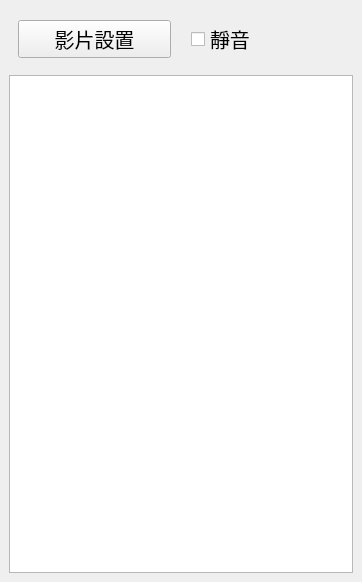
roger0816/BoardT, file src/ActiveManager/cEdit/EditVideo.ui: the form before one commit.
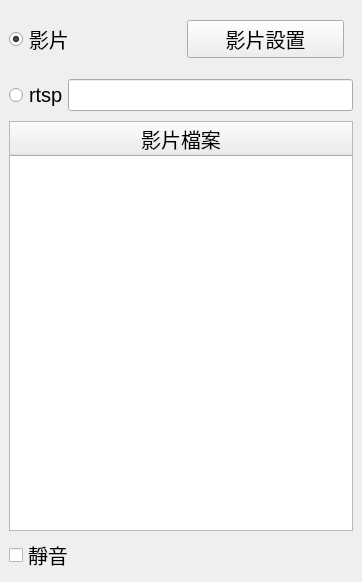
The form after the commit.

Diff of the .ui file:
```diff
--- a/src/ActiveManager/cEdit/EditVideo.ui
+++ b/src/ActiveManager/cEdit/EditVideo.ui
@@ -47,6 +47,19 @@
          <property name="spacing">
           <number>20</number>
          </property>
+         <property name="leftMargin">
+          <number>0</number>
+         </property>
+         <item>
+          <widget class="QRadioButton" name="rbVideo">
+           <property name="text">
+            <string>影片</string>
+           </property>
+           <property name="checked">
+            <bool>true</bool>
+           </property>
+          </widget>
+         </item>
          <item>
           <widget class="QPushButton" name="btnSetting">
            <property name="text">
@@ -54,18 +67,73 @@
            </property>
           </widget>
          </item>
+        </layout>
+       </widget>
+      </item>
+      <item>
+       <widget class="QWidget" name="widget_2" native="true">
+        <property name="minimumSize">
+         <size>
+          <width>0</width>
+          <height>40</height>
+         </size>
+        </property>
+        <layout class="QHBoxLayout" name="horizontalLayout_2">
+         <property name="spacing">
+          <number>0</number>
+         </property>
+         <property name="leftMargin">
+          <number>0</number>
+         </property>
+         <property name="topMargin">
+          <number>0</number>
+         </property>
+         <property name="rightMargin">
+          <number>0</number>
+         </property>
+         <property name="bottomMargin">
+          <number>0</number>
+         </property>
          <item>
-          <widget class="QCheckBox" name="checkBox">
+          <widget class="QRadioButton" name="rbRtsp">
            <property name="text">
-            <string>靜音</string>
+            <string>rtsp</string>
            </property>
           </widget>
          </item>
+         <item>
+          <widget class="QLineEdit" name="txRtsp"/>
+         </item>
         </layout>
        </widget>
       </item>
       <item>
-       <widget class="QTableWidget" name="tb"/>
+       <widget class="QTableWidget" name="tb">
+        <attribute name="horizontalHeaderStretchLastSection">
+         <bool>true</bool>
+        </attribute>
+        <attribute name="verticalHeaderVisible">
+         <bool>false</bool>
+        </attribute>
+        <attribute name="verticalHeaderMinimumSectionSize">
+         <number>60</number>
+        </attribute>
+        <attribute name="verticalHeaderDefaultSectionSize">
+         <number>60</number>
+        </attribute>
+        <column>
+         <property name="text">
+          <string>影片檔案</string>
+         </property>
+        </column>
+       </widget>
+      </item>
+      <item>
+       <widget class="QCheckBox" name="cbMute">
+        <property name="text">
+         <string>靜音</string>
+        </property>
+       </widget>
       </item>
      </layout>
     </widget>
```
